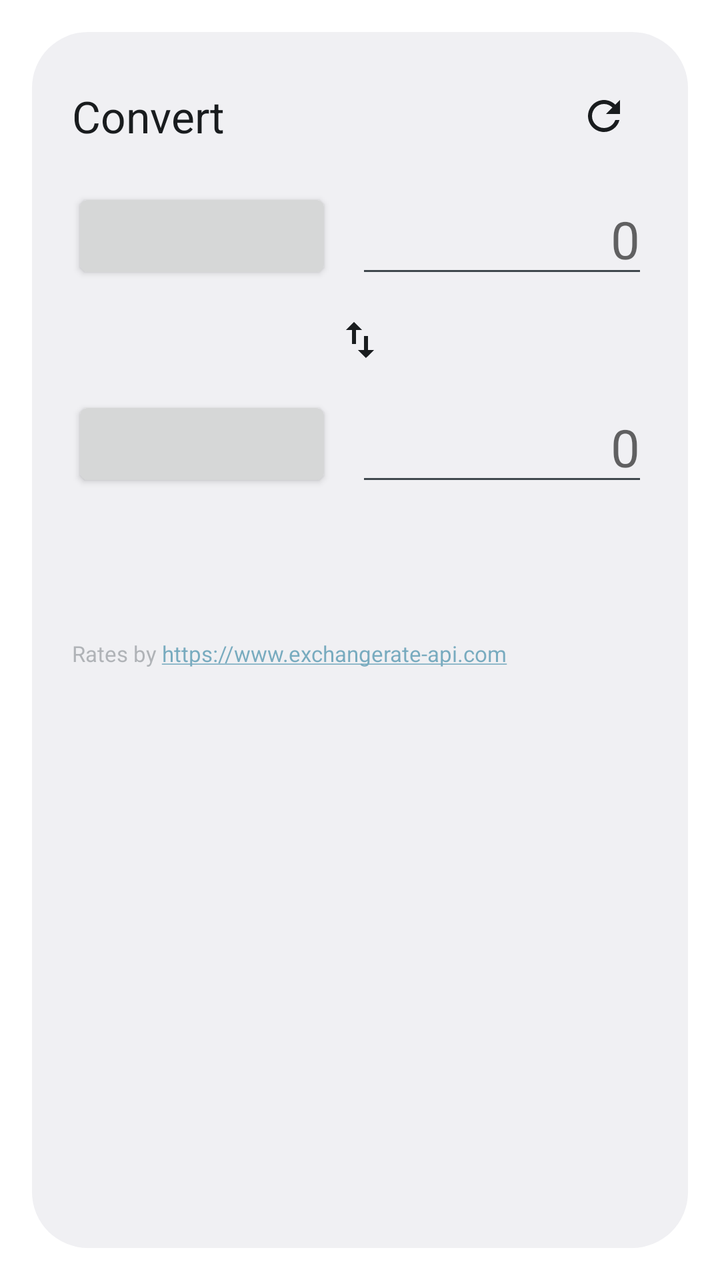
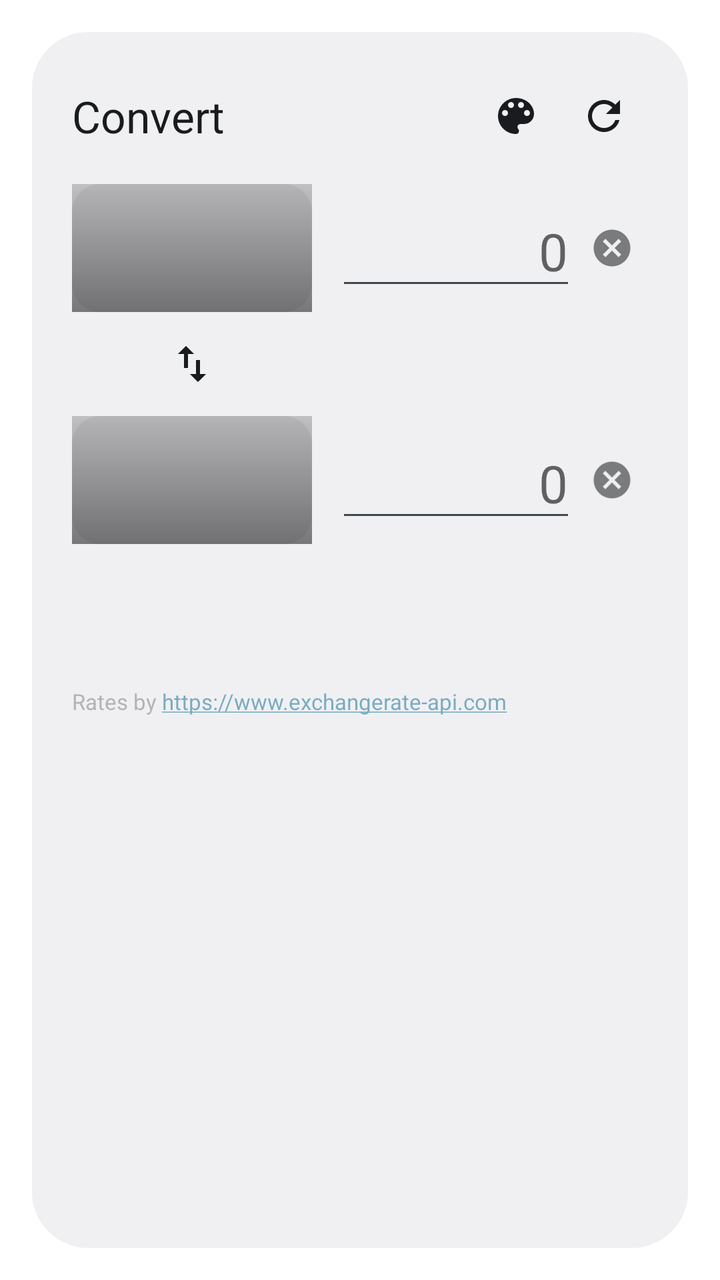

Screens rendered from an Android XML layout before and after an edit, with the pre-edit source and the edit as a unified diff.
<!-- AndroidManifest.xml: activity theme Theme.NeathFX.Dialog -->
<!-- res/layout/activity_calculator.xml -->
<?xml version="1.0" encoding="utf-8"?>
<ScrollView xmlns:android="http://schemas.android.com/apk/res/android"
    android:layout_width="match_parent"
    android:layout_height="wrap_content">

    <LinearLayout
        android:layout_width="match_parent"
        android:layout_height="wrap_content"
        android:orientation="vertical"
        android:padding="20dp">

        <LinearLayout
            android:layout_width="match_parent"
            android:layout_height="wrap_content"
            android:gravity="center_vertical"
            android:orientation="horizontal">

            <TextView
                android:layout_width="0dp"
                android:layout_height="wrap_content"
                android:layout_weight="1"
                android:text="@string/calc_title"
                android:textAppearance="?android:attr/textAppearanceLarge" />

            <ImageButton
                android:id="@+id/btn_refresh"
                android:layout_width="44dp"
                android:layout_height="44dp"
                android:background="?android:attr/selectableItemBackgroundBorderless"
                android:contentDescription="@string/refresh"
                android:padding="10dp"
                android:scaleType="fitCenter"
                android:src="@drawable/ic_refresh"
                android:tint="?android:attr/textColorPrimary" />
        </LinearLayout>

        <LinearLayout
            android:layout_width="match_parent"
            android:layout_height="wrap_content"
            android:layout_marginTop="12dp"
            android:gravity="center_vertical"
            android:orientation="horizontal">

            <Button
                android:id="@+id/btn_from"
                android:layout_width="130dp"
                android:layout_height="wrap_content"
                android:textAllCaps="false"
                android:textSize="16sp" />

            <EditText
                android:id="@+id/edit_from"
                android:layout_width="0dp"
                android:layout_height="wrap_content"
                android:layout_marginStart="12dp"
                android:layout_weight="1"
                android:digits="0123456789.,"
                android:gravity="end"
                android:hint="0"
                android:importantForAutofill="no"
                android:inputType="numberDecimal"
                android:selectAllOnFocus="true"
                android:textSize="26sp" />
        </LinearLayout>

        <ImageButton
            android:id="@+id/btn_swap"
            android:layout_width="44dp"
            android:layout_height="44dp"
            android:layout_gravity="center_horizontal"
            android:layout_marginTop="4dp"
            android:layout_marginBottom="4dp"
            android:background="?android:attr/selectableItemBackgroundBorderless"
            android:contentDescription="@string/swap"
            android:padding="10dp"
            android:rotation="90"
            android:scaleType="fitCenter"
            android:src="@drawable/ic_swap"
            android:tint="?android:attr/textColorPrimary" />

        <LinearLayout
            android:layout_width="match_parent"
            android:layout_height="wrap_content"
            android:gravity="center_vertical"
            android:orientation="horizontal">

            <Button
                android:id="@+id/btn_to"
                android:layout_width="130dp"
                android:layout_height="wrap_content"
                android:textAllCaps="false"
                android:textSize="16sp" />

            <EditText
                android:id="@+id/edit_to"
                android:layout_width="0dp"
                android:layout_height="wrap_content"
                android:layout_marginStart="12dp"
                android:layout_weight="1"
                android:digits="0123456789.,"
                android:gravity="end"
                android:hint="0"
                android:importantForAutofill="no"
                android:inputType="numberDecimal"
                android:selectAllOnFocus="true"
                android:textSize="26sp" />
        </LinearLayout>

        <TextView
            android:id="@+id/txt_rate"
            android:layout_width="match_parent"
            android:layout_height="wrap_content"
            android:layout_marginTop="16dp"
            android:textAppearance="?android:attr/textAppearanceMedium" />

        <TextView
            android:id="@+id/txt_status"
            android:layout_width="match_parent"
            android:layout_height="wrap_content"
            android:layout_marginTop="8dp"
            android:alpha="0.7"
            android:textAppearance="?android:attr/textAppearanceSmall" />

        <TextView
            android:layout_width="match_parent"
            android:layout_height="wrap_content"
            android:layout_marginTop="4dp"
            android:alpha="0.5"
            android:autoLink="web"
            android:text="@string/attribution"
            android:textSize="11sp" />
    </LinearLayout>
</ScrollView>
<!-- resources referenced by this layout -->
<resources>
  <!-- drawable ic_swap (drawable) -->
  <vector xmlns:android="http://schemas.android.com/apk/res/android"
      android:width="24dp" android:height="24dp" android:viewportWidth="24" android:viewportHeight="24">
      <path android:fillColor="#FFFFFFFF"
          android:pathData="M6.99,11L3,15l3.99,4v-3H14v-2H6.99v-3zM21,9l-3.99,-4v3H10v2h7.01v3L21,9z" />
  </vector>
  <string name="attribution">Rates by https://www.exchangerate-api.com</string>
  <string name="calc_title">Convert</string>
  <string name="refresh">Refresh rates</string>
  <string name="swap">Swap currencies</string>
  <style name="Theme.NeathFX.Dialog" parent="Base.NeathFX.Dialog">
          <item name="android:windowCloseOnTouchOutside">true</item>
          <item name="android:backgroundDimEnabled">true</item>
          <item name="android:windowMinWidthMajor">80%</item>
          <item name="android:windowMinWidthMinor">92%</item>
      </style>
  <style name="Base.NeathFX.Dialog" parent="android:Theme.DeviceDefault.Light.Dialog.NoActionBar" />
  <!-- unchanged entries left out for length: 1 -->
</resources>

<!-- the commit's change to res/layout/activity_calculator.xml (unified diff, before → after) -->
@@ -23,6 +23,16 @@
                 android:textAppearance="?android:attr/textAppearanceLarge" />
 
             <ImageButton
+                android:id="@+id/btn_theme"
+                android:layout_width="44dp"
+                android:layout_height="44dp"
+                android:background="?android:attr/selectableItemBackgroundBorderless"
+                android:contentDescription="@string/theme"
+                android:padding="10dp"
+                android:scaleType="fitCenter"
+                android:src="@drawable/ic_palette"
+                android:tint="?android:attr/textColorPrimary" />
+            <ImageButton
                 android:id="@+id/btn_refresh"
                 android:layout_width="44dp"
                 android:layout_height="44dp"
@@ -36,17 +46,42 @@
 
         <LinearLayout
             android:layout_width="match_parent"
-            android:layout_height="wrap_content"
-            android:layout_marginTop="12dp"
+            android:layout_height="12dp"
+            android:orientation="horizontal" />
+
+        <LinearLayout
+            android:layout_width="match_parent"
+            android:layout_height="wrap_content"
             android:gravity="center_vertical"
             android:orientation="horizontal">
 
-            <Button
+            <FrameLayout
                 android:id="@+id/btn_from"
-                android:layout_width="130dp"
-                android:layout_height="wrap_content"
-                android:textAllCaps="false"
-                android:textSize="16sp" />
+                android:layout_width="120dp"
+                android:layout_height="64dp"
+                android:background="@drawable/round_14"
+                android:backgroundTint="#22888888"
+                android:clickable="true"
+                android:focusable="true"
+                android:foreground="?android:attr/selectableItemBackground"
+                android:contentDescription="@string/choose_currency">
+                <ImageView
+                    android:id="@+id/flag_from"
+                    android:layout_width="match_parent"
+                    android:layout_height="match_parent"
+                    android:importantForAccessibility="no"
+                    android:scaleType="centerCrop" />
+                <ImageView
+                    android:layout_width="match_parent"
+                    android:layout_height="match_parent"
+                    android:importantForAccessibility="no"
+                    android:scaleType="fitXY"
+                    android:src="@drawable/flag_scrim" />
+                <TextView
+                    android:id="@+id/code_from"
+                    style="@style/FlagCode"
+                    android:textSize="20sp" />
+            </FrameLayout>
 
             <EditText
                 android:id="@+id/edit_from"
@@ -61,13 +96,25 @@
                 android:inputType="numberDecimal"
                 android:selectAllOnFocus="true"
                 android:textSize="26sp" />
+
+            <ImageButton
+                android:id="@+id/clear_from"
+                android:layout_width="36dp"
+                android:layout_height="36dp"
+                android:alpha="0.55"
+                android:background="?android:attr/selectableItemBackgroundBorderless"
+                android:contentDescription="@string/clear"
+                android:padding="7dp"
+                android:scaleType="fitCenter"
+                android:src="@drawable/ic_clear"
+                android:tint="?android:attr/textColorPrimary" />
         </LinearLayout>
 
         <ImageButton
             android:id="@+id/btn_swap"
             android:layout_width="44dp"
             android:layout_height="44dp"
-            android:layout_gravity="center_horizontal"
+            android:layout_marginStart="38dp"
             android:layout_marginTop="4dp"
             android:layout_marginBottom="4dp"
             android:background="?android:attr/selectableItemBackgroundBorderless"
@@ -84,12 +131,33 @@
             android:gravity="center_vertical"
             android:orientation="horizontal">
 
-            <Button
+            <FrameLayout
                 android:id="@+id/btn_to"
-                android:layout_width="130dp"
-                android:layout_height="wrap_content"
-                android:textAllCaps="false"
-                android:textSize="16sp" />
+                android:layout_width="120dp"
+                android:layout_height="64dp"
+                android:background="@drawable/round_14"
+                android:backgroundTint="#22888888"
+                android:clickable="true"
+                android:focusable="true"
+                android:foreground="?android:attr/selectableItemBackground"
+                android:contentDescription="@string/choose_currency">
+                <ImageView
+                    android:id="@+id/flag_to"
+                    android:layout_width="match_parent"
+                    android:layout_height="match_parent"
+                    android:importantForAccessibility="no"
+                    android:scaleType="centerCrop" />
+                <ImageView
+                    android:layout_width="match_parent"
+                    android:layout_height="match_parent"
+                    android:importantForAccessibility="no"
+                    android:scaleType="fitXY"
+                    android:src="@drawable/flag_scrim" />
+                <TextView
+                    android:id="@+id/code_to"
+                    style="@style/FlagCode"
+                    android:textSize="20sp" />
+            </FrameLayout>
 
             <EditText
                 android:id="@+id/edit_to"
@@ -104,6 +172,18 @@
                 android:inputType="numberDecimal"
                 android:selectAllOnFocus="true"
                 android:textSize="26sp" />
+
+            <ImageButton
+                android:id="@+id/clear_to"
+                android:layout_width="36dp"
+                android:layout_height="36dp"
+                android:alpha="0.55"
+                android:background="?android:attr/selectableItemBackgroundBorderless"
+                android:contentDescription="@string/clear"
+                android:padding="7dp"
+                android:scaleType="fitCenter"
+                android:src="@drawable/ic_clear"
+                android:tint="?android:attr/textColorPrimary" />
         </LinearLayout>
 
         <TextView
<!-- resource entries referenced after the edit -->
@@ -1,15 +1,54 @@
 <!-- resources referenced by this layout -->
 <resources>
+  <!-- drawable flag_scrim (drawable) -->
+  <?xml version="1.0" encoding="utf-8"?>
+  <shape xmlns:android="http://schemas.android.com/apk/res/android" android:shape="rectangle">
+      <gradient android:angle="270" android:startColor="#33000000" android:centerColor="#59000000" android:endColor="#80000000" />
+  </shape>
+  <!-- drawable ic_clear (drawable) -->
+  <vector xmlns:android="http://schemas.android.com/apk/res/android"
+      android:width="24dp" android:height="24dp" android:viewportWidth="24" android:viewportHeight="24">
+      <path android:fillColor="#FFFFFFFF"
+          android:pathData="M12,2C6.47,2 2,6.47 2,12s4.47,10 10,10 10,-4.47 10,-10S17.53,2 12,2zM17,15.59L15.59,17 12,13.41 8.41,17 7,15.59 10.59,12 7,8.41 8.41,7 12,10.59 15.59,7 17,8.41 13.41,12 17,15.59z" />
+  </vector>
+  <!-- drawable ic_palette (drawable) -->
+  <vector xmlns:android="http://schemas.android.com/apk/res/android"
+      android:width="24dp" android:height="24dp" android:viewportWidth="24" android:viewportHeight="24">
+      <path android:fillColor="#FFFFFFFF"
+          android:pathData="M12,3c-4.97,0 -9,4.03 -9,9s4.03,9 9,9c0.83,0 1.5,-0.67 1.5,-1.5 0,-0.39 -0.15,-0.74 -0.39,-1.01 -0.23,-0.26 -0.38,-0.61 -0.38,-0.99 0,-0.83 0.67,-1.5 1.5,-1.5L16,16c2.76,0 5,-2.24 5,-5 0,-4.42 -4.03,-8 -9,-8zM6.5,12c-0.83,0 -1.5,-0.67 -1.5,-1.5S5.67,9 6.5,9 8,9.67 8,10.5 7.33,12 6.5,12zM9.5,8C8.67,8 8,7.33 8,6.5S8.67,5 9.5,5s1.5,0.67 1.5,1.5S10.33,8 9.5,8zM14.5,8c-0.83,0 -1.5,-0.67 -1.5,-1.5S13.67,5 14.5,5s1.5,0.67 1.5,1.5S15.33,8 14.5,8zM17.5,12c-0.83,0 -1.5,-0.67 -1.5,-1.5S16.67,9 17.5,9s1.5,0.67 1.5,1.5 -0.67,1.5 -1.5,1.5z" />
+  </vector>
   <!-- drawable ic_swap (drawable) -->
   <vector xmlns:android="http://schemas.android.com/apk/res/android"
       android:width="24dp" android:height="24dp" android:viewportWidth="24" android:viewportHeight="24">
       <path android:fillColor="#FFFFFFFF"
           android:pathData="M6.99,11L3,15l3.99,4v-3H14v-2H6.99v-3zM21,9l-3.99,-4v3H10v2h7.01v3L21,9z" />
   </vector>
+  <!-- drawable round_14 (drawable) -->
+  <?xml version="1.0" encoding="utf-8"?>
+  <shape xmlns:android="http://schemas.android.com/apk/res/android" android:shape="rectangle">
+      <solid android:color="#FFFFFFFF" />
+      <corners android:radius="14dp" />
+  </shape>
   <string name="attribution">Rates by https://www.exchangerate-api.com</string>
   <string name="calc_title">Convert</string>
+  <string name="choose_currency">Choose currency</string>
+  <string name="clear">Clear amount</string>
   <string name="refresh">Refresh rates</string>
   <string name="swap">Swap currencies</string>
+  <string name="theme">Widget theme</string>
+  <style name="FlagCode">
+          <item name="android:layout_width">match_parent</item>
+          <item name="android:layout_height">match_parent</item>
+          <item name="android:gravity">center</item>
+          <item name="android:singleLine">true</item>
+          <item name="android:textColor">#FFFFFFFF</item>
+          <item name="android:textSize">14sp</item>
+          <item name="android:textStyle">bold</item>
+          <item name="android:letterSpacing">0.06</item>
+          <item name="android:shadowColor">#CC000000</item>
+          <item name="android:shadowRadius">4</item>
+          <item name="android:shadowDy">1</item>
+      </style>
   <style name="Theme.NeathFX.Dialog" parent="Base.NeathFX.Dialog">
           <item name="android:windowCloseOnTouchOutside">true</item>
           <item name="android:backgroundDimEnabled">true</item>
